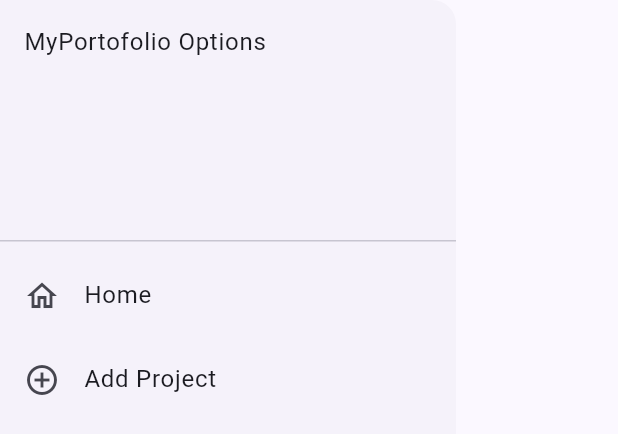
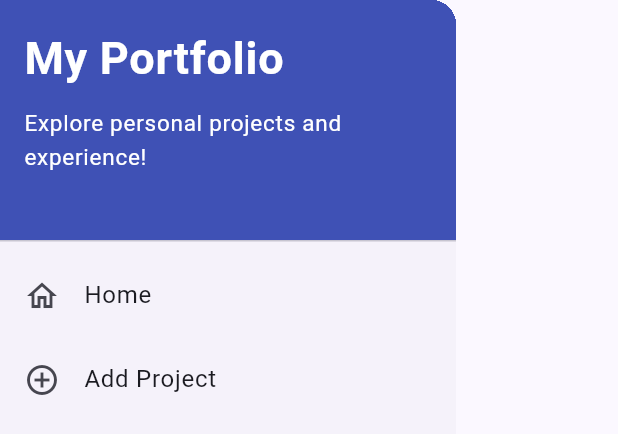
Before and after one commit to Reigits/myportofolio_mobile, a Flutter app: the LeftDrawer widget shown alone on an empty page, opened directly, on a phone screen of 412 x 824 dp. Shown: the top 434 px of the screen. Run offline on Flutter 3.47's test engine with Material 3 defaults, Android fonts, the phone set to English and light mode, and no system bars; our stand-ins replace material_ui.

Commit message:
feat: tambah style buat header drawer.

```diff
--- a/lib/widgets/left_drawer.dart
+++ b/lib/widgets/left_drawer.dart
@@ -13,7 +13,40 @@ class LeftDrawer extends StatelessWidget
             (
                 children:
                 [
-                    const DrawerHeader(child: Text("MyPortofolio Options")),
+                    const DrawerHeader
+                    (
+                        decoration: BoxDecoration
+                        (
+                            color: Colors.indigo,
+                        ),
+                        child: Column
+                        (
+                        crossAxisAlignment: CrossAxisAlignment.start,
+                        children:
+                        [
+                            Text
+                            (
+                                "My Portfolio",
+                                style: TextStyle
+                                (
+                                    fontSize: 30,
+                                    fontWeight: FontWeight.bold,
+                                    color: Colors.white,
+                                )
+                            ),
+                            SizedBox(height: 10),
+                            Text
+                            (
+                                "Explore personal projects and experience!",
+                                style: TextStyle
+                                (
+                                    fontSize: 15,
+                                    color: Colors.white,
+                                )
+                            )
+                        ],
+                        )
+                    ),
                     ListTile
                     (
                       leading: const Icon(Icons.home_outlined),
```
